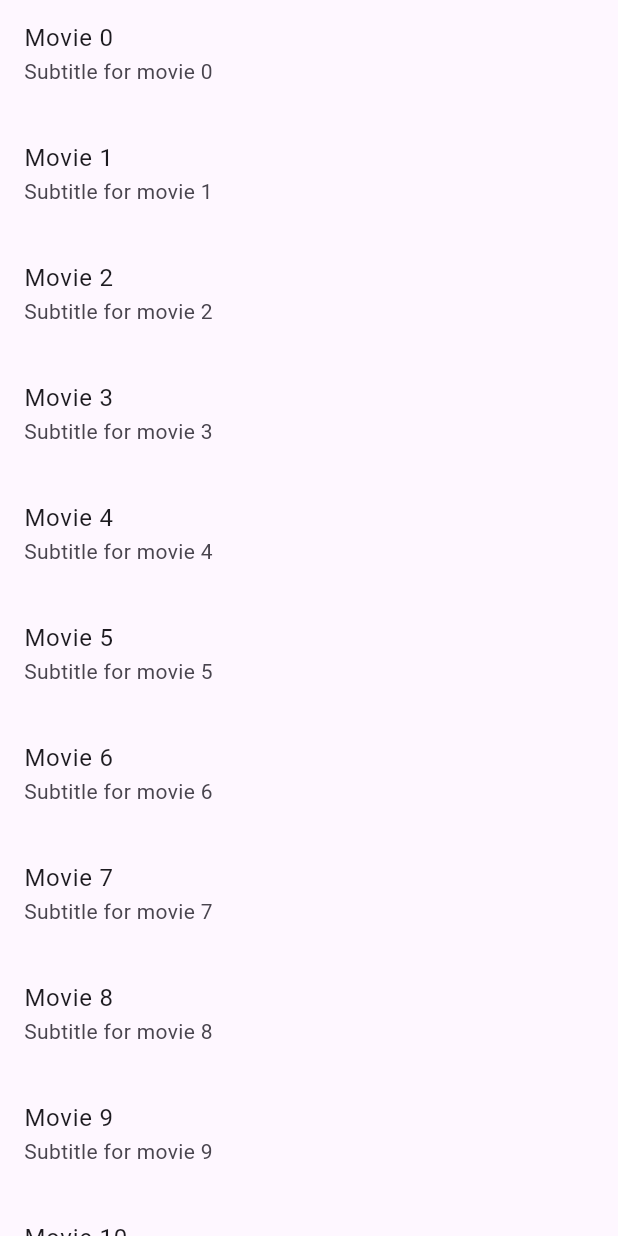
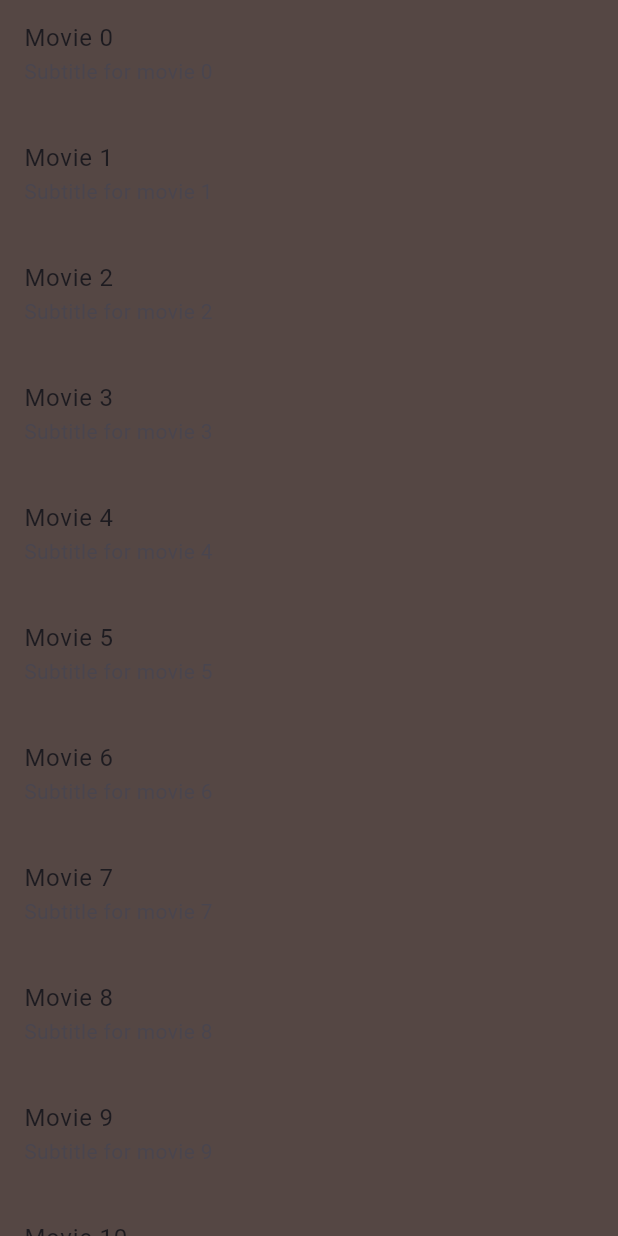
Before and after one commit to GeorgiTasev12/MoviesApplication, a Flutter app: the screen it shows after launch, on a phone screen of 412 x 824 dp. Run offline on Flutter 3.47's test engine with Material 3 defaults, Android fonts, the phone set to English and light mode, and no system bars; our stand-ins replace dio.

Commit message:
Update on the core page, to have a background color.

```diff
--- a/lib/views/core_page.dart
+++ b/lib/views/core_page.dart
@@ -22,6 +22,7 @@ class CorePage extends StatelessWidget {
           ? AppBar(title: const Text('Core Page'))
           : null,
         body: child,
+        backgroundColor: Color.fromARGB(255, 85, 71, 68),
       ),
     );
   }
```
